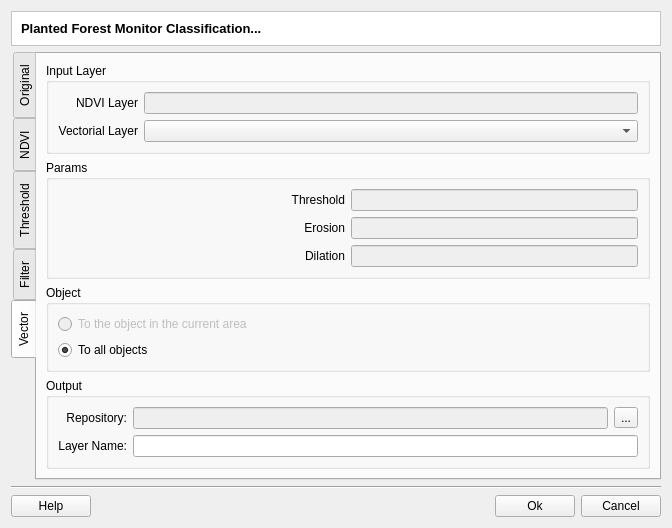
The window that src/tv5plugins/forestMonitor/qt/ui/ForestMonitorClassDialogForm.ui (ericabreu82/tv5_plugins) describes before a commit, drawn with Qt 5.
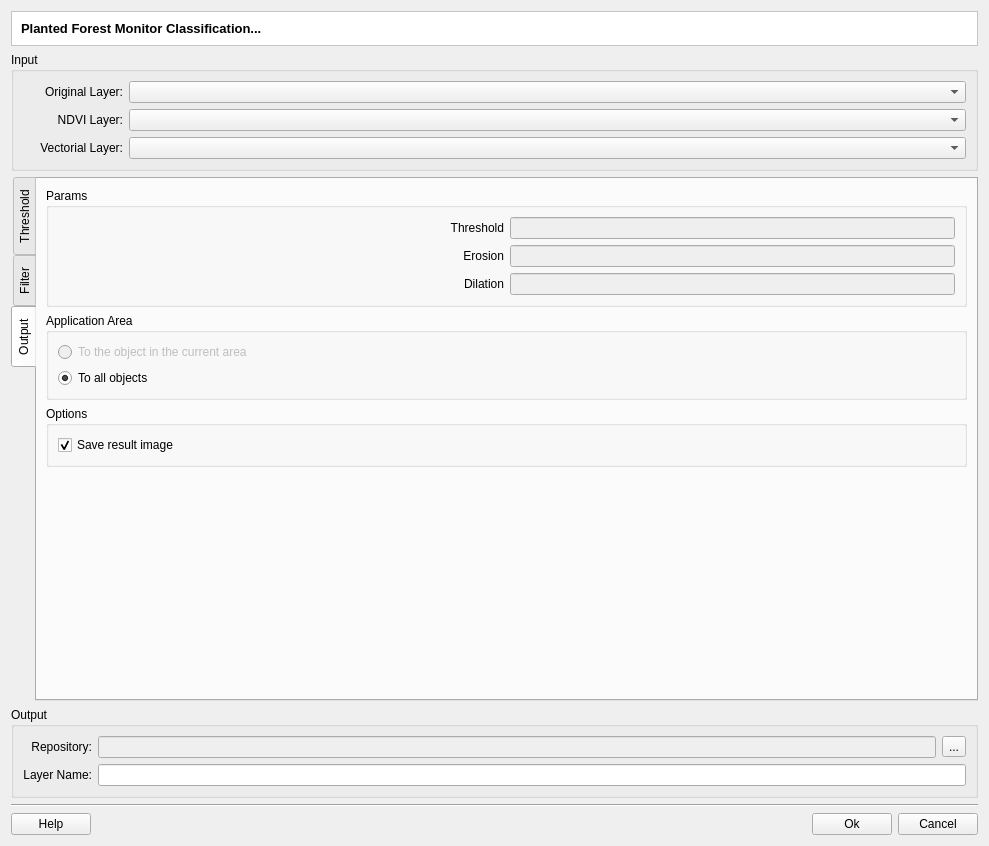
The same window after the commit. The open tabs and pages were chosen to show the change.

Commit message: forest monitor classification enhancements

```diff
--- a/src/tv5plugins/forestMonitor/qt/ui/ForestMonitorClassDialogForm.ui
+++ b/src/tv5plugins/forestMonitor/qt/ui/ForestMonitorClassDialogForm.ui
@@ -6,17 +6,17 @@
    <rect>
     <x>0</x>
     <y>0</y>
-    <width>672</width>
-    <height>518</height>
+    <width>989</width>
+    <height>846</height>
    </rect>
   </property>
   <property name="windowTitle">
    <string>Forest Monitor Classification</string>
   </property>
+  <layout class="QGridLayout" name="gridLayout_29">
+   <item row="0" column="0">
   <layout class="QGridLayout" name="gridLayout_28">
    <item row="0" column="0">
-    <layout class="QGridLayout" name="gridLayout_27">
-     <item row="0" column="0">
       <widget class="QFrame" name="frame">
        <property name="styleSheet">
         <string notr="true">QWidget { background: white }</string>
@@ -46,41 +46,33 @@
       </widget>
      </item>
      <item row="1" column="0">
-      <widget class="QTabWidget" name="tabWidget">
-       <property name="tabPosition">
-        <enum>QTabWidget::West</enum>
+      <widget class="QGroupBox" name="groupBox_3">
+       <property name="title">
+        <string>Input</string>
        </property>
-       <property name="currentIndex">
-        <number>0</number>
+       <property name="flat">
+        <bool>true</bool>
        </property>
-       <widget class="QWidget" name="tab">
-        <attribute name="title">
-         <string>Original</string>
-        </attribute>
         <layout class="QGridLayout" name="gridLayout">
-         <item row="1" column="0">
-          <widget class="QFrame" name="m_originalImgFrame">
-           <property name="sizePolicy">
-            <sizepolicy hsizetype="MinimumExpanding" vsizetype="MinimumExpanding">
-             <horstretch>0</horstretch>
-             <verstretch>0</verstretch>
-            </sizepolicy>
-           </property>
-           <property name="frameShape">
-            <enum>QFrame::StyledPanel</enum>
-           </property>
-           <property name="frameShadow">
-            <enum>QFrame::Raised</enum>
-           </property>
-          </widget>
-         </item>
+        <item row="0" column="0">
+         <layout class="QGridLayout" name="gridLayout_27">
          <item row="0" column="0">
           <layout class="QGridLayout" name="gridLayout_3">
+            <item row="0" column="1">
+             <widget class="QComboBox" name="m_originalLayerComboBox">
+              <property name="sizePolicy">
+               <sizepolicy hsizetype="MinimumExpanding" vsizetype="Fixed">
+                <horstretch>0</horstretch>
+                <verstretch>0</verstretch>
+               </sizepolicy>
+              </property>
+             </widget>
+            </item>
            <item row="0" column="0">
             <widget class="QLabel" name="label">
              <property name="minimumSize">
               <size>
-               <width>80</width>
+                <width>100</width>
                <height>0</height>
               </size>
              </property>
@@ -92,55 +84,15 @@
              </property>
             </widget>
            </item>
-           <item row="0" column="1">
-            <widget class="QComboBox" name="m_originalLayerComboBox">
-             <property name="sizePolicy">
-              <sizepolicy hsizetype="MinimumExpanding" vsizetype="Fixed">
-               <horstretch>0</horstretch>
-               <verstretch>0</verstretch>
-              </sizepolicy>
-             </property>
-            </widget>
-           </item>
-           <item row="0" column="2">
-            <widget class="QToolButton" name="m_recomposeToolButton">
-             <property name="text">
-              <string>...</string>
-             </property>
-            </widget>
-           </item>
-          </layout>
-         </item>
-        </layout>
-       </widget>
-       <widget class="QWidget" name="tab_2">
-        <attribute name="title">
-         <string>NDVI</string>
-        </attribute>
-        <layout class="QGridLayout" name="gridLayout_2">
+           </layout>
+          </item>
          <item row="1" column="0">
-          <widget class="QFrame" name="m_ndviImgFrame">
-           <property name="sizePolicy">
-            <sizepolicy hsizetype="MinimumExpanding" vsizetype="MinimumExpanding">
-             <horstretch>0</horstretch>
-             <verstretch>0</verstretch>
-            </sizepolicy>
-           </property>
-           <property name="frameShape">
-            <enum>QFrame::StyledPanel</enum>
-           </property>
-           <property name="frameShadow">
-            <enum>QFrame::Raised</enum>
-           </property>
-          </widget>
-         </item>
-         <item row="0" column="0">
           <layout class="QGridLayout" name="gridLayout_9">
            <item row="0" column="0">
             <widget class="QLabel" name="label_4">
              <property name="minimumSize">
               <size>
-               <width>80</width>
+                <width>100</width>
                <height>0</height>
               </size>
              </property>
@@ -164,8 +116,49 @@
            </item>
           </layout>
          </item>
-        </layout>
-       </widget>
+          <item row="2" column="0">
+           <layout class="QGridLayout" name="gridLayout_20">
+            <item row="0" column="0">
+             <widget class="QLabel" name="label_9">
+              <property name="minimumSize">
+               <size>
+                <width>100</width>
+                <height>0</height>
+               </size>
+              </property>
+              <property name="text">
+               <string>Vectorial Layer:</string>
+              </property>
+              <property name="alignment">
+               <set>Qt::AlignRight|Qt::AlignTrailing|Qt::AlignVCenter</set>
+              </property>
+             </widget>
+            </item>
+            <item row="0" column="1">
+             <widget class="QComboBox" name="m_vecComboBox">
+              <property name="sizePolicy">
+               <sizepolicy hsizetype="MinimumExpanding" vsizetype="Fixed">
+                <horstretch>0</horstretch>
+                <verstretch>0</verstretch>
+               </sizepolicy>
+              </property>
+             </widget>
+            </item>
+           </layout>
+          </item>
+         </layout>
+        </item>
+       </layout>
+      </widget>
+     </item>
+     <item row="2" column="0">
+      <widget class="QTabWidget" name="tabWidget">
+       <property name="tabPosition">
+        <enum>QTabWidget::West</enum>
+       </property>
+       <property name="currentIndex">
+        <number>0</number>
+       </property>
        <widget class="QWidget" name="tab_7">
         <attribute name="title">
          <string>Threshold</string>
@@ -198,9 +191,15 @@
            </item>
            <item row="0" column="1">
             <widget class="QSlider" name="m_thresholdHorizontalSlider">
+             <property name="enabled">
+              <bool>false</bool>
+             </property>
              <property name="maximum">
               <number>999</number>
              </property>
+             <property name="value">
+              <number>999</number>
+             </property>
              <property name="orientation">
               <enum>Qt::Horizontal</enum>
              </property>
@@ -244,6 +243,9 @@
             <layout class="QGridLayout" name="gridLayout_12">
              <item row="0" column="3">
               <widget class="QPushButton" name="m_erosionPushButton">
+               <property name="enabled">
+                <bool>false</bool>
+               </property>
                <property name="text">
                 <string>Dilation</string>
                </property>
@@ -251,6 +253,9 @@
              </item>
              <item row="0" column="2">
               <widget class="QLineEdit" name="m_dilationLineEdit">
+               <property name="enabled">
+                <bool>false</bool>
+               </property>
                <property name="sizePolicy">
                 <sizepolicy hsizetype="Minimum" vsizetype="Fixed">
                  <horstretch>0</horstretch>
@@ -267,6 +272,9 @@
              </item>
              <item row="0" column="1">
               <widget class="QPushButton" name="m_dilationPushButton">
+               <property name="enabled">
+                <bool>false</bool>
+               </property>
                <property name="text">
                 <string>Erosion</string>
                </property>
@@ -289,6 +297,9 @@
            </item>
            <item row="0" column="2">
             <widget class="QLineEdit" name="m_erosionLineEdit">
+             <property name="enabled">
+              <bool>false</bool>
+             </property>
              <property name="sizePolicy">
               <sizepolicy hsizetype="Minimum" vsizetype="Fixed">
                <horstretch>0</horstretch>
@@ -309,7 +320,7 @@
        </widget>
        <widget class="QWidget" name="tab_9">
         <attribute name="title">
-         <string>Vector</string>
+         <string>Output</string>
         </attribute>
         <layout class="QGridLayout" name="gridLayout_21">
          <item row="0" column="0">
@@ -317,51 +328,6 @@
            <item row="0" column="0">
             <layout class="QGridLayout" name="gridLayout_17">
              <item row="0" column="0">
-              <widget class="QGroupBox" name="groupBox_3">
-               <property name="title">
-                <string>Input Layer</string>
-               </property>
-               <property name="flat">
-                <bool>true</bool>
-               </property>
-               <layout class="QGridLayout" name="gridLayout_20">
-                <item row="0" column="1">
-                 <widget class="QLineEdit" name="m_inputLayerLineEdit">
-                  <property name="enabled">
-                   <bool>false</bool>
-                  </property>
-                  <property name="readOnly">
-                   <bool>true</bool>
-                  </property>
-                 </widget>
-                </item>
-                <item row="1" column="1">
-                 <widget class="QComboBox" name="m_vecComboBox"/>
-                </item>
-                <item row="0" column="0">
-                 <widget class="QLabel" name="label_3">
-                  <property name="text">
-                   <string>NDVI Layer</string>
-                  </property>
-                  <property name="alignment">
-                   <set>Qt::AlignRight|Qt::AlignTrailing|Qt::AlignVCenter</set>
-                  </property>
-                 </widget>
-                </item>
-                <item row="1" column="0">
-                 <widget class="QLabel" name="label_9">
-                  <property name="text">
-                   <string>Vectorial Layer</string>
-                  </property>
-                  <property name="alignment">
-                   <set>Qt::AlignRight|Qt::AlignTrailing|Qt::AlignVCenter</set>
-                  </property>
-                 </widget>
-                </item>
-               </layout>
-              </widget>
-             </item>
-             <item row="1" column="0">
               <widget class="QGroupBox" name="groupBox_2">
                <property name="title">
                 <string>Params</string>
@@ -476,10 +442,10 @@
                </layout>
               </widget>
              </item>
-             <item row="2" column="0">
+             <item row="1" column="0">
               <widget class="QGroupBox" name="groupBox">
                <property name="title">
-                <string>Object</string>
+                <string>Application Area</string>
                </property>
                <property name="flat">
                 <bool>true</bool>
@@ -511,6 +477,49 @@
                </layout>
               </widget>
              </item>
+             <item row="2" column="0">
+              <widget class="QGroupBox" name="groupBox_5">
+               <property name="title">
+                <string>Options</string>
+               </property>
+               <property name="flat">
+                <bool>true</bool>
+               </property>
+               <layout class="QGridLayout" name="gridLayout_2">
+                <item row="0" column="0">
+                 <widget class="QCheckBox" name="m_saveResultImageCheckBox">
+                  <property name="text">
+                   <string>Save result image</string>
+                  </property>
+                  <property name="checked">
+                   <bool>true</bool>
+                  </property>
+                 </widget>
+                </item>
+               </layout>
+              </widget>
+             </item>
+            </layout>
+           </item>
+           <item row="1" column="0">
+            <spacer name="verticalSpacer">
+             <property name="orientation">
+              <enum>Qt::Vertical</enum>
+             </property>
+             <property name="sizeHint" stdset="0">
+              <size>
+               <width>20</width>
+               <height>40</height>
+              </size>
+             </property>
+            </spacer>
+           </item>
+          </layout>
+         </item>
+        </layout>
+       </widget>
+      </widget>
+     </item>
              <item row="3" column="0">
               <widget class="QGroupBox" name="groupBox_4">
                <property name="sizePolicy">
@@ -526,7 +535,7 @@
                 <bool>true</bool>
                </property>
                <layout class="QGridLayout" name="gridLayout_22">
-                <item row="0" column="0">
+        <item row="1" column="0">
                  <layout class="QGridLayout" name="gridLayout_23">
                   <item row="0" column="0">
                    <layout class="QGridLayout" name="gridLayout_24">
@@ -592,28 +601,7 @@
                </layout>
               </widget>
              </item>
-            </layout>
-           </item>
-           <item row="1" column="0">
-            <spacer name="verticalSpacer">
-             <property name="orientation">
-              <enum>Qt::Vertical</enum>
-             </property>
-             <property name="sizeHint" stdset="0">
-              <size>
-               <width>20</width>
-               <height>40</height>
-              </size>
-             </property>
-            </spacer>
-           </item>
-          </layout>
-         </item>
-        </layout>
-       </widget>
-      </widget>
-     </item>
-     <item row="2" column="0">
+     <item row="4" column="0">
       <layout class="QGridLayout" name="gridLayout_5">
        <item row="0" column="0" colspan="4">
         <widget class="Line" name="line">
```
Left out of the diff: 20 changed lines with no effect on the pictures. Lines whose indentation alone changed are shown as unchanged. The commit also changes 4 other files.
